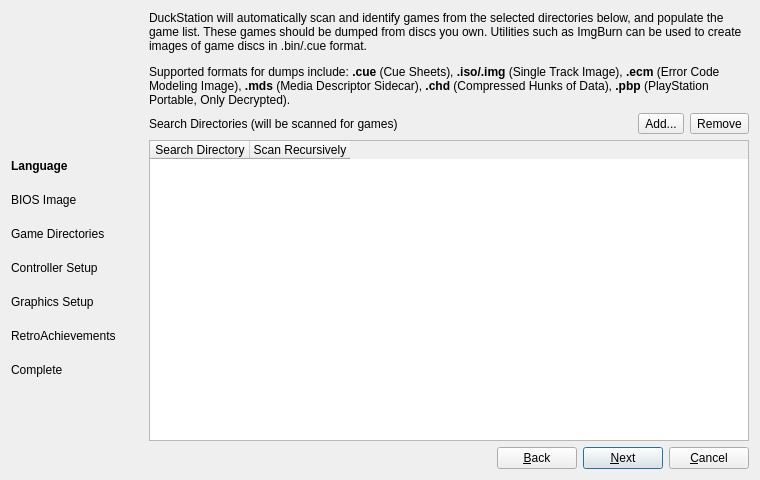
First picture: the form in src/duckstation-qt/setupwizarddialog.ui, repository stenzek/duckstation, before the edit.
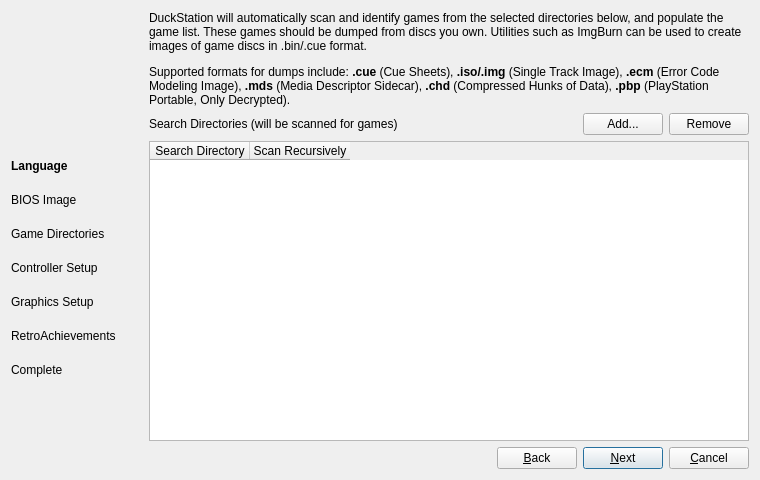
Second picture: the form after the edit. The open tabs and pages were chosen to show the change. Icons and pictures are not drawn.

Commit message:
Qt: Swap most out-of-toolbar QToolButtons to QPushButtons
Styles better on MacOS.

What changed in the file:
```diff
--- a/src/duckstation-qt/setupwizarddialog.ui
+++ b/src/duckstation-qt/setupwizarddialog.ui
@@ -488,7 +488,7 @@
           </spacer>
          </item>
          <item>
-          <widget class="QToolButton" name="addSearchDirectoryButton">
+          <widget class="QPushButton" name="addSearchDirectoryButton">
            <property name="sizePolicy">
             <sizepolicy hsizetype="Minimum" vsizetype="Minimum">
              <horstretch>0</horstretch>
@@ -501,13 +501,10 @@
            <property name="icon">
             <iconset theme="folder-add-line"/>
            </property>
-           <property name="toolButtonStyle">
-            <enum>Qt::ToolButtonStyle::ToolButtonTextBesideIcon</enum>
-           </property>
           </widget>
          </item>
          <item>
-          <widget class="QToolButton" name="removeSearchDirectoryButton">
+          <widget class="QPushButton" name="removeSearchDirectoryButton">
            <property name="sizePolicy">
             <sizepolicy hsizetype="Minimum" vsizetype="Minimum">
              <horstretch>0</horstretch>
@@ -520,9 +517,6 @@
            <property name="icon">
             <iconset theme="folder-reduce-line"/>
            </property>
-           <property name="toolButtonStyle">
-            <enum>Qt::ToolButtonStyle::ToolButtonTextBesideIcon</enum>
-           </property>
           </widget>
          </item>
         </layout>
```
Left out of the diff: 10 changed lines with no effect on the pictures. The commit also changes 23 other files.
